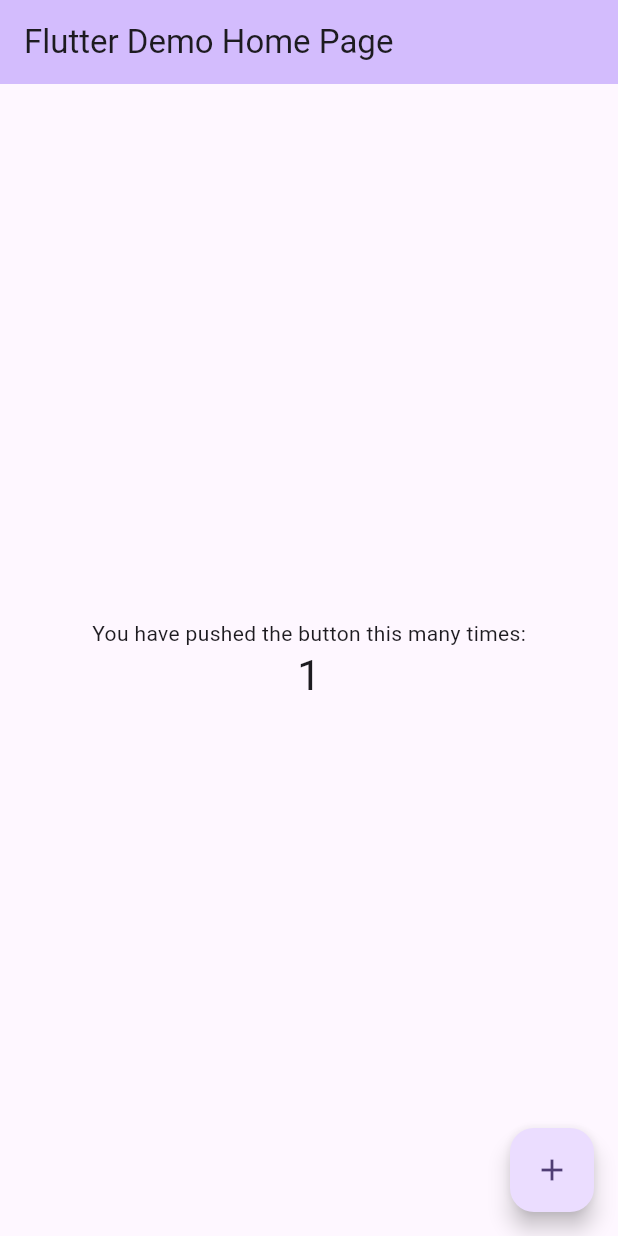
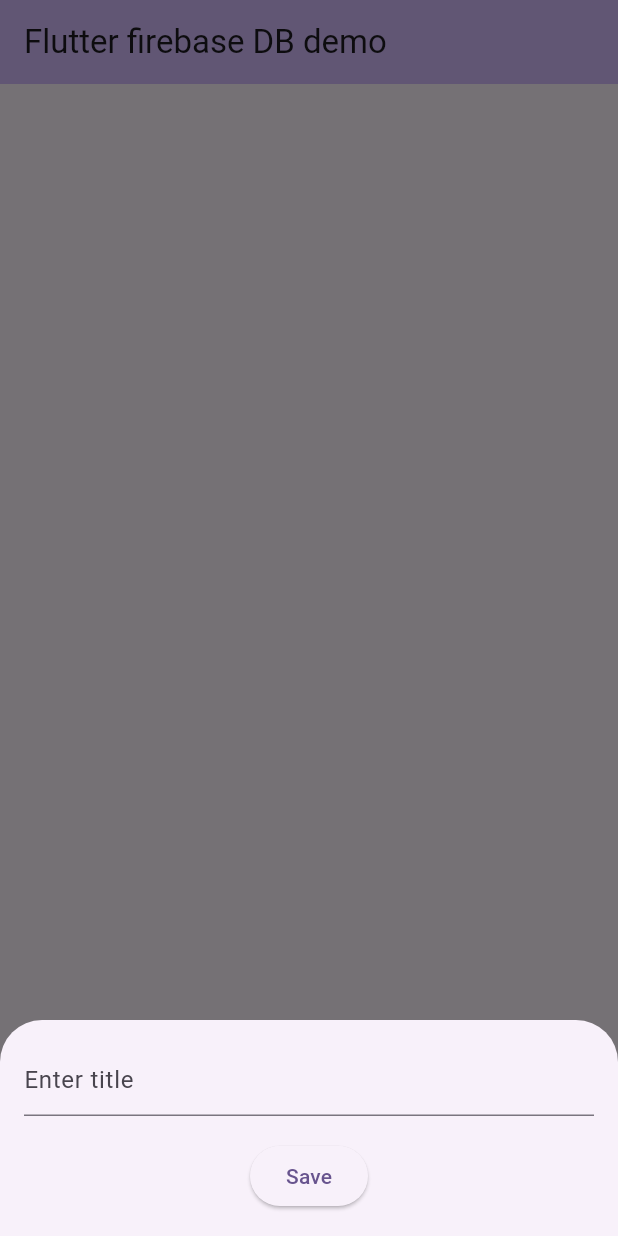
Before and after one commit to ChandraChaan/firebase_todoApp, a Flutter app: the screen it shows after launch, after a tap on the "add" icon, on a phone screen of 412 x 824 dp. Run offline on Flutter 3.47's test engine with Material 3 defaults, Android fonts, the phone set to English and light mode, and no system bars; our stand-ins replace cloud_firestore, firebase_core; accounts and stored records are empty.

Commit message:
firebase setup and UI, todo app functionality

```diff
--- a/lib/main.dart
+++ b/lib/main.dart
@@ -1,52 +1,35 @@
+import 'package:cloud_firestore/cloud_firestore.dart';
 import 'package:flutter/material.dart';
+import 'package:firebase_core/firebase_core.dart';
 
-void main() {
+import 'firebase_options.dart';
+
+void main() async {
+  await Firebase.initializeApp(
+    options: DefaultFirebaseOptions.currentPlatform,
+  );
   runApp(const MyApp());
 }
 
 class MyApp extends StatelessWidget {
   const MyApp({super.key});
 
-  // This widget is the root of your application.
   @override
   Widget build(BuildContext context) {
     return MaterialApp(
-      title: 'Flutter Demo',
+      debugShowCheckedModeBanner: false,
+      title: 'Firebase TODO',
       theme: ThemeData(
-        // This is the theme of your application.
-        //
-        // TRY THIS: Try running your application with "flutter run". You'll see
-        // the application has a purple toolbar. Then, without quitting the app,
-        // try changing the seedColor in the colorScheme below to Colors.green
-        // and then invoke "hot reload" (save your changes or press the "hot
-        // reload" button in a Flutter-supported IDE, or press "r" if you used
-        // the command line to start the app).
-        //
-        // Notice that the counter didn't reset back to zero; the application
-        // state is not lost during the reload. To reset the state, use hot
-        // restart instead.
-        //
-        // This works for code too, not just values: Most code changes can be
-        // tested with just a hot reload.
         colorScheme: ColorScheme.fromSeed(seedColor: Colors.deepPurple),
         useMaterial3: true,
       ),
-      home: const MyHomePage(title: 'Flutter Demo Home Page'),
+      home: const MyHomePage(title: 'Flutter firebase DB demo'),
     );
   }
 }
 
 class MyHomePage extends StatefulWidget {
   const MyHomePage({super.key, required this.title});
-
-  // This widget is the home page of your application. It is stateful, meaning
-  // that it has a State object (defined below) that contains fields that affect
-  // how it looks.
-
-  // This class is the configuration for the state. It holds the values (in this
-  // case the title) provided by the parent (in this case the App widget) and
-  // used by the build method of the State. Fields in a Widget subclass are
-  // always marked "final".
 
   final String title;
 
@@ -55,68 +38,90 @@
 }
 
 class _MyHomePageState extends State<MyHomePage> {
-  int _counter = 0;
+  void addItem(BuildContext context) {
+    TextEditingController titleController = TextEditingController();
 
-  void _incrementCounter() {
-    setState(() {
-      // This call to setState tells the Flutter framework that something has
-      // changed in this State, which causes it to rerun the build method below
-      // so that the display can reflect the updated values. If we changed
-      // _counter without calling setState(), then the build method would not be
-      // called again, and so nothing would appear to happen.
-      _counter++;
+    showModalBottomSheet(
+      context: context,
+      builder: (BuildContext context) {
+        return Container(
+          padding: const EdgeInsets.all(16.0),
+          child: Column(
+            mainAxisSize: MainAxisSize.min,
+            children: [
+              TextField(
+                controller: titleController,
+                decoration: const InputDecoration(
+                  hintText: 'Enter title',
+                ),
+              ),
+              const SizedBox(height: 16.0),
+              ElevatedButton(
+                onPressed: () {
+                  String title = titleController.text;
+                  _addTodoTitle(title);
+                  Navigator.pop(context);
+                },
+                child: const Text('Save'),
+              ),
+            ],
+          ),
+        );
+      },
+    );
+  }
+
+  void _addTodoTitle(String title) {
+    FirebaseFirestore.instance.collection('todos').add({
+      'title': title,
+      'timestamp': DateTime.now().millisecondsSinceEpoch,
     });
+  }
+
+  void _deleteTodoItem(String documentId) {
+    FirebaseFirestore.instance.collection('todos').doc(documentId).delete();
   }
 
   @override
   Widget build(BuildContext context) {
-    // This method is rerun every time setState is called, for instance as done
-    // by the _incrementCounter method above.
-    //
-    // The Flutter framework has been optimized to make rerunning build methods
-    // fast, so that you can just rebuild anything that needs updating rather
-    // than having to individually change instances of widgets.
     return Scaffold(
       appBar: AppBar(
-        // TRY THIS: Try changing the color here to a specific color (to
-        // Colors.amber, perhaps?) and trigger a hot reload to see the AppBar
-        // change color while the other colors stay the same.
         backgroundColor: Theme.of(context).colorScheme.inversePrimary,
-        // Here we take the value from the MyHomePage object that was created by
-        // the App.build method, and use it to set our appbar title.
         title: Text(widget.title),
       ),
-      body: Center(
-        // Center is a layout widget. It takes a single child and positions it
-        // in the middle of the parent.
-        child: Column(
-          // Column is also a layout widget. It takes a list of children and
-          // arranges them vertically. By default, it sizes itself to fit its
-          // children horizontally, and tries to be as tall as its parent.
-          //
-          // Column has various properties to control how it sizes itself and
-          // how it positions its children. Here we use mainAxisAlignment to
-          // center the children vertically; the main axis here is the vertical
-          // axis because Columns are vertical (the cross axis would be
-          // horizontal).
-          //
-          // TRY THIS: Invoke "debug painting" (choose the "Toggle Debug Paint"
-          // action in the IDE, or press "p" in the console), to see the
-          // wireframe for each widget.
-          mainAxisAlignment: MainAxisAlignment.center,
-          children: <Widget>[
-            const Text(
-              'You have pushed the button this many times:',
-            ),
-            Text(
-              '$_counter',
-              style: Theme.of(context).textTheme.headlineMedium,
-            ),
-          ],
-        ),
+      body: StreamBuilder(
+        stream: FirebaseFirestore.instance.collection('todos').snapshots(),
+        builder: (BuildContext context, AsyncSnapshot<QuerySnapshot> snapshot) {
+          if (snapshot.connectionState == ConnectionState.waiting) {
+            return const Center(child: CircularProgressIndicator());
+          }
+
+          if (snapshot.hasError) {
+            return Center(child: Text('Error: ${snapshot.error}'));
+          }
+
+          List<DocumentSnapshot> documents = snapshot.data!.docs;
+
+          return ListView.builder(
+            itemCount: documents.length,
+            itemBuilder: (BuildContext context, int index) {
+              String title = documents[index]['title'];
+              return ListTile(
+                title: Text(title),
+                trailing: InkWell(
+                    onTap: () {
+                      _deleteTodoItem(documents[index].id);
+                    },
+                    child: const Icon(Icons.delete_forever)),
+              );
+            },
+          );
+        },
       ),
       floatingActionButton: FloatingActionButton(
-        onPressed: _incrementCounter,
+        onPressed: () {
+          addItem(context);
+        },
         tooltip: 'Increment',
         child: const Icon(Icons.add),
       ), // This trailing comma makes auto-formatting nicer for build methods.
--- a/pubspec.yaml
+++ b/pubspec.yaml
@@ -35,6 +35,8 @@ dependencies:
   # The following adds the Cupertino Icons font to your application.
   # Use with the CupertinoIcons class for iOS style icons.
   cupertino_icons: ^1.0.6
+  firebase_core: ^2.27.1
+  cloud_firestore: ^4.15.9
 
 dev_dependencies:
   flutter_test:
```
Also changed, not shown: lib/firebase_options.dart (added), pubspec.lock, 7 other files.
